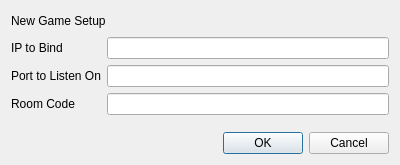
wsciaroni/UAH-ffflamingos, file src/creategame.ui: the form before one commit.
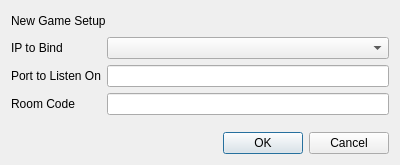
The form after the commit.

```diff
--- a/src/creategame.ui
+++ b/src/creategame.ui
@@ -47,9 +47,6 @@
        </property>
       </widget>
      </item>
-     <item row="0" column="1">
-      <widget class="QLineEdit" name="ip"/>
-     </item>
      <item row="1" column="0">
       <widget class="QLabel" name="label_2">
        <property name="text">
@@ -57,9 +54,6 @@
        </property>
       </widget>
      </item>
-     <item row="1" column="1">
-      <widget class="QLineEdit" name="port"/>
-     </item>
      <item row="2" column="0">
       <widget class="QLabel" name="label_4">
        <property name="text">
@@ -70,6 +64,12 @@
      <item row="2" column="1">
       <widget class="QLineEdit" name="roomCode"/>
      </item>
+     <item row="1" column="1">
+      <widget class="QLineEdit" name="port"/>
+     </item>
+     <item row="0" column="1">
+      <widget class="QComboBox" name="ipDropdown"/>
+     </item>
     </layout>
    </item>
    <item>
```
